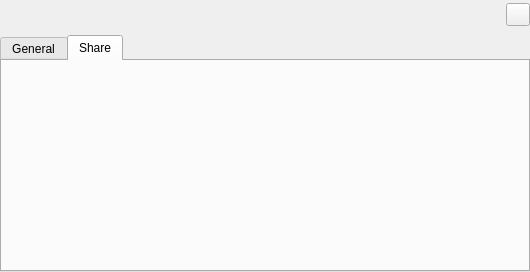
The window that src/gui/EntryPreviewWidget.ui (iDarkTemplar/keepassx-min) describes before a commit, drawn with Qt 5.
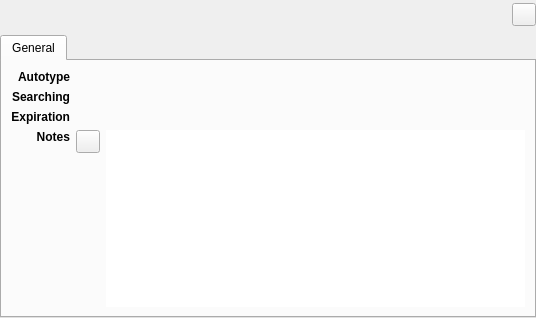
The same window after the commit. The open tabs and pages were chosen to show the change. Custom widgets are drawn as their Qt base class.

```diff
--- a/src/gui/EntryPreviewWidget.ui
+++ b/src/gui/EntryPreviewWidget.ui
@@ -6,8 +6,8 @@
    <rect>
     <x>0</x>
     <y>0</y>
-    <width>530</width>
-    <height>257</height>
+    <width>536</width>
+    <height>318</height>
    </rect>
   </property>
   <layout class="QVBoxLayout" name="verticalLayout_7">
@@ -1026,7 +1026,6 @@
                 </property>
                 <property name="font">
                  <font>
-                  <weight>75</weight>
                   <bold>true</bold>
                  </font>
                 </property>
@@ -1058,7 +1057,6 @@
                 </property>
                 <property name="font">
                  <font>
-                  <weight>75</weight>
                   <bold>true</bold>
                  </font>
                 </property>
@@ -1080,7 +1078,6 @@
                 </property>
                 <property name="font">
                  <font>
-                  <weight>75</weight>
                   <bold>true</bold>
                  </font>
                 </property>
@@ -1102,7 +1099,6 @@
                 </property>
                 <property name="font">
                  <font>
-                  <weight>75</weight>
                   <bold>true</bold>
                  </font>
                 </property>
@@ -1171,73 +1167,6 @@
            </item>
           </layout>
          </widget>
-         <widget class="QWidget" name="groupShareTab">
-          <attribute name="title">
-           <string>Share</string>
-          </attribute>
-          <layout class="QVBoxLayout" name="verticalLayout_12">
-           <item>
-            <widget class="QWidget" name="groupShareWidget" native="true">
-             <layout class="QGridLayout" name="gridLayout_4">
-              <property name="leftMargin">
-               <number>0</number>
-              </property>
-              <property name="topMargin">
-               <number>0</number>
-              </property>
-              <property name="rightMargin">
-               <number>0</number>
-              </property>
-              <property name="bottomMargin">
-               <number>0</number>
-              </property>
-              <item row="1" column="1">
-               <widget class="QLabel" name="groupSharePathLabel">
-                <property name="sizePolicy">
-                 <sizepolicy hsizetype="Expanding" vsizetype="Preferred">
-                  <horstretch>0</horstretch>
-                  <verstretch>0</verstretch>
-                 </sizepolicy>
-                </property>
-                <property name="text">
-                 <string notr="true">&lt;path&gt;</string>
-                </property>
-               </widget>
-              </item>
-              <item row="1" column="0">
-               <widget class="QLabel" name="groupShareTypeLabel">
-                <property name="font">
-                 <font>
-                  <weight>75</weight>
-                  <bold>true</bold>
-                 </font>
-                </property>
-                <property name="text">
-                 <string notr="true">&lt;type&gt;</string>
-                </property>
-                <property name="alignment">
-                 <set>Qt::AlignRight|Qt::AlignTrailing|Qt::AlignVCenter</set>
-                </property>
-               </widget>
-              </item>
-              <item row="2" column="1">
-               <spacer name="verticalSpacer">
-                <property name="orientation">
-                 <enum>Qt::Vertical</enum>
-                </property>
-                <property name="sizeHint" stdset="0">
-                 <size>
-                  <width>20</width>
-                  <height>147</height>
-                 </size>
-                </property>
-               </spacer>
-              </item>
-             </layout>
-            </widget>
-           </item>
-          </layout>
-         </widget>
         </widget>
        </item>
       </layout>
```
Left out of the diff: 119 changed lines with no effect on the pictures.
